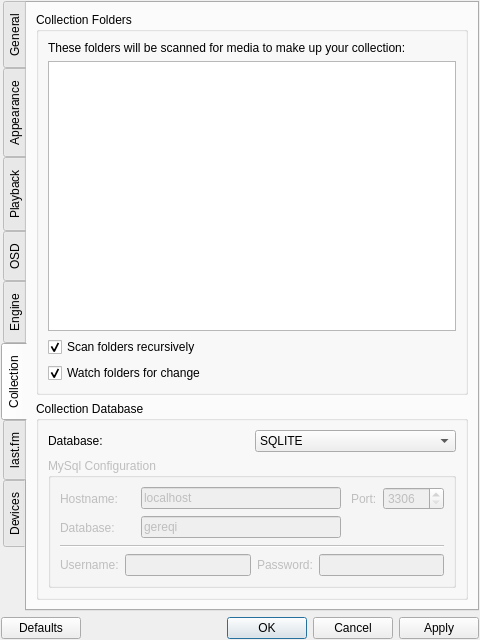
handsomegui/Gereqi, file gereqi/configuration.ui: the form before one commit.
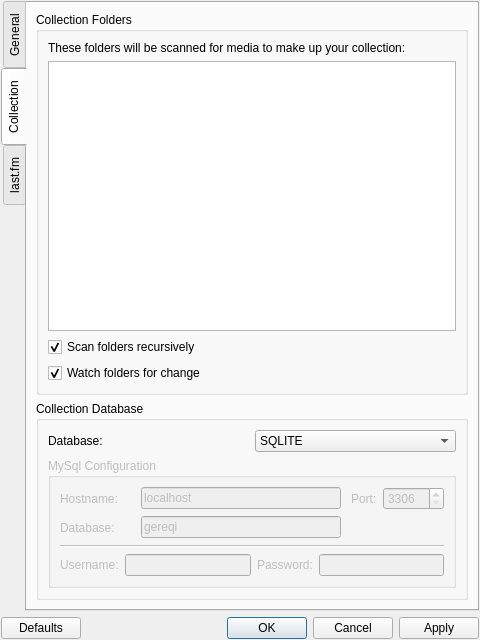
The form after the commit.

Commit message: Removing widgets that do nothing and will not be implemented for 0.4.0

```diff
--- a/gereqi/configuration.ui
+++ b/gereqi/configuration.ui
@@ -265,26 +265,6 @@
        </item>
       </layout>
      </widget>
-     <widget class="QWidget" name="tab_2">
-      <attribute name="title">
-       <string>Appearance</string>
-      </attribute>
-     </widget>
-     <widget class="QWidget" name="tab_3">
-      <attribute name="title">
-       <string>Playback</string>
-      </attribute>
-     </widget>
-     <widget class="QWidget" name="tab_4">
-      <attribute name="title">
-       <string>OSD</string>
-      </attribute>
-     </widget>
-     <widget class="QWidget" name="tab_5">
-      <attribute name="title">
-       <string>Engine</string>
-      </attribute>
-     </widget>
      <widget class="QWidget" name="tab_6">
       <attribute name="title">
        <string>Collection</string>
@@ -588,11 +568,6 @@
        <string>last.fm</string>
       </attribute>
      </widget>
-     <widget class="QWidget" name="tab_8">
-      <attribute name="title">
-       <string>Devices</string>
-      </attribute>
-     </widget>
     </widget>
    </item>
    <item>
```
Left out of the diff: 2 changed lines with no effect on the pictures. The commit also changes 1 other file.
